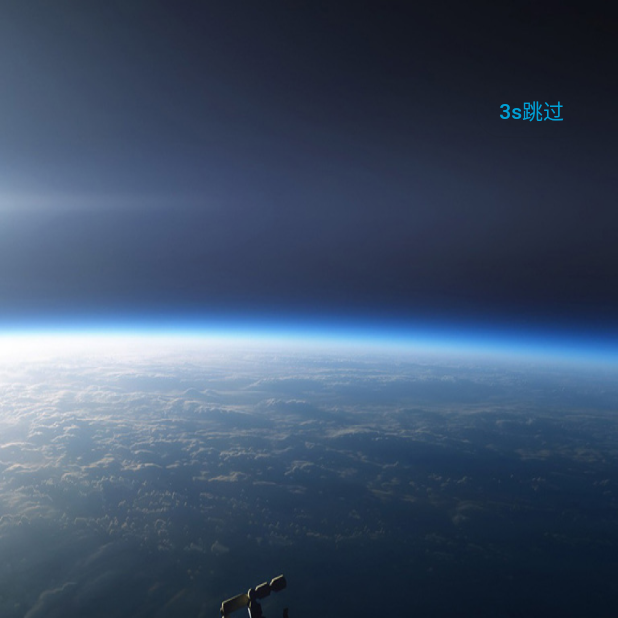
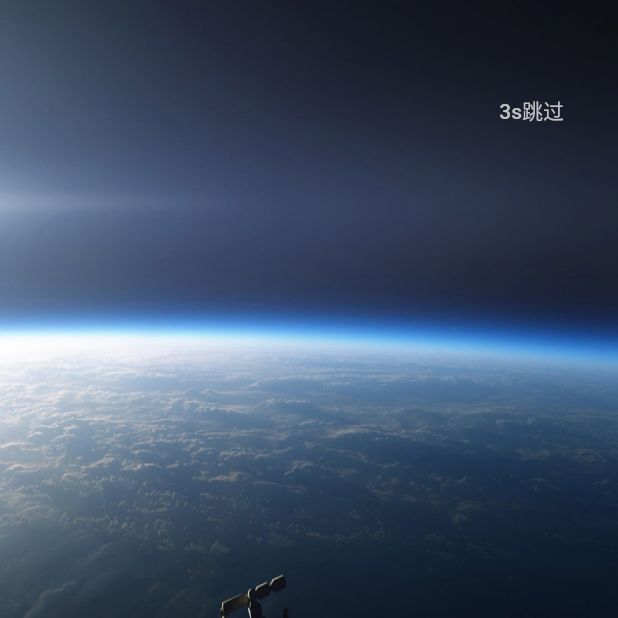
Before and after one commit to miniocean404-flutter/Flutter-SignUp, a Flutter app: the first screen one second after launch, on a phone screen of 412 x 824 dp, the top half of it. Run offline on Flutter 3.47's test engine with Material 2 defaults, Android fonts, the phone set to English and light mode, and no system bars; our stand-ins replace dio, fluro, flutter_screenutil, fluttertoast, logger, lottie and 2 more; missing offline and left inert: mobile_scanner.

Commit message:
主题配置

```diff
--- a/lib/config/theme/color.dart
+++ b/lib/config/theme/color.dart
@@ -4,12 +4,12 @@ class AppColor {
   static const fontWeight = FontWeight.w600;
 
   static Color page = const Color(0xffefeff3);
+  static Color info = const Color(0xffC1C1C1);
+  static Color primary = const Color(0xffFFFFFF);
 
-  static Color primary = const Color(0xfffbfbfb);
   // static Color success = Color(0xff07c160);
   static Color danger = const Color(0xffee0a24);
   static Color warning = const Color(0xffffba00);
-  static Color info = const Color(0xff00a1d6);
   // static Color active = Colors.blue;
   static Color unactive = const Color(0xff7b7b7b);
   static Color un2active = const Color(0xff8d8d8d);
--- a/lib/config/theme/cupertino.dart
+++ b/lib/config/theme/cupertino.dart
@@ -4,10 +4,18 @@ import 'color.dart';
 CupertinoThemeData cupertinoThemeColor() {
   return CupertinoThemeData(
     brightness: Brightness.light,
-    // 用于主题的交互元素的颜色。
+    /**
+     *  用于主题的交互元素的颜色。
+     *  Icon
+     */
     primaryColor: AppColor.info,
-    // 在primaryColor背景上渲染时必须易于看到的颜色
+
+    /**
+     * 在primaryColor背景上渲染时必须易于看到的颜色。
+     *  Text文字颜色
+     */
     primaryContrastingColor: AppColor.primary,
+
     textTheme: const CupertinoTextThemeData(
         // primaryColor: CupertinoColors.systemBlue,
         // textStyle:,
@@ -20,10 +28,15 @@ CupertinoThemeData cupertinoThemeColor() {
         // dateTimePickerTextStyle:,
         ),
 
-    // 顶部导航栏和底部标签栏的背景颜色。
-    // 在浅色模式下默认为浅灰色，在深色模式下默认为深半透明灰色。
+    /**
+     * 顶部导航栏和底部标签栏的背景颜色。
+     * 默认:在浅色模式下默认为浅灰色，在深色模式下默认为深半透明灰色。
+     */
     // barBackgroundColor: CupertinoColors.systemGrey,
-    // app内页面的背景色
-    // scaffoldBackgroundColor: AppColor.page,
+
+    /**
+     * app内页面的背景色
+     */
+    scaffoldBackgroundColor: AppColor.page,
   );
 }
```
